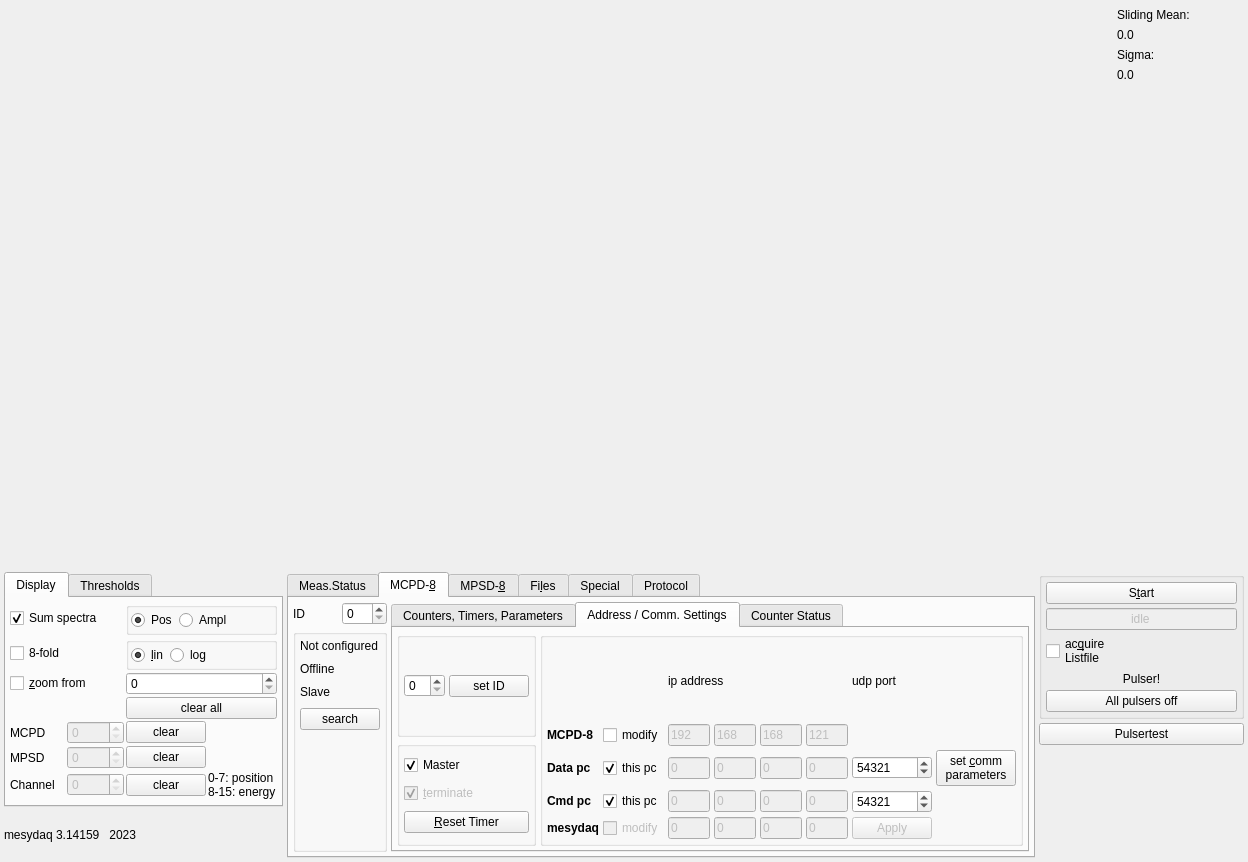
Above: src/mainwidget.ui from flueke/mesydaq2 before the change. Below: the same form after it.
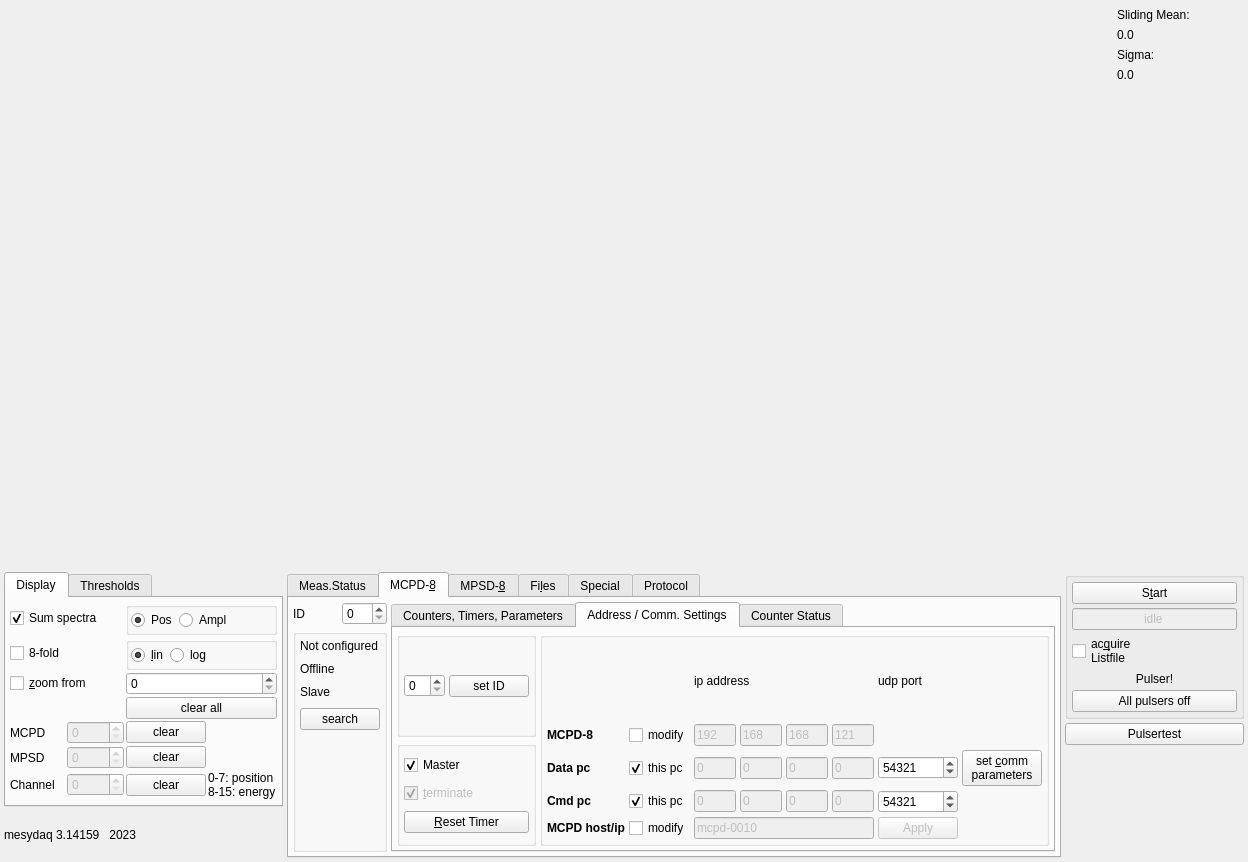
That is the form after the change. The open tabs and pages were chosen to show the change.

Commit message: hack in hostname lookups for the MCPD (untested)

Patch:
```diff
--- a/src/mainwidget.ui
+++ b/src/mainwidget.ui
@@ -2251,7 +2251,7 @@
                 <item row="4" column="0">
                  <widget class="QLabel" name="textLabel1_3_2_2_2_2">
                   <property name="text">
-                   <string>&lt;b&gt;mesydaq&lt;/b&gt;</string>
+                   <string>&lt;html&gt;&lt;head/&gt;&lt;body&gt;&lt;p&gt;&lt;span style=&quot; font-weight:600;&quot;&gt;MCPD host/ip&lt;/span&gt;&lt;/p&gt;&lt;/body&gt;&lt;/html&gt;</string>
                   </property>
                   <property name="wordWrap">
                    <bool>false</bool>
@@ -2261,7 +2261,7 @@
                 <item row="4" column="1">
                  <widget class="QCheckBox" name="modifyMIp">
                   <property name="enabled">
-                   <bool>false</bool>
+                   <bool>true</bool>
                   </property>
                   <property name="text">
                    <string>modify</string>
@@ -2271,70 +2271,6 @@
                   </property>
                  </widget>
                 </item>
-                <item row="4" column="2">
-                 <widget class="QLineEdit" name="mIpAddress0">
-                  <property name="enabled">
-                   <bool>false</bool>
-                  </property>
-                  <property name="maximumSize">
-                   <size>
-                    <width>42</width>
-                    <height>16777215</height>
-                   </size>
-                  </property>
-                  <property name="text">
-                   <string>0</string>
-                  </property>
-                 </widget>
-                </item>
-                <item row="4" column="3">
-                 <widget class="QLineEdit" name="mIpAddress1">
-                  <property name="enabled">
-                   <bool>false</bool>
-                  </property>
-                  <property name="maximumSize">
-                   <size>
-                    <width>42</width>
-                    <height>16777215</height>
-                   </size>
-                  </property>
-                  <property name="text">
-                   <string>0</string>
-                  </property>
-                 </widget>
-                </item>
-                <item row="4" column="4">
-                 <widget class="QLineEdit" name="mIpAddress2">
-                  <property name="enabled">
-                   <bool>false</bool>
-                  </property>
-                  <property name="maximumSize">
-                   <size>
-                    <width>42</width>
-                    <height>16777215</height>
-                   </size>
-                  </property>
-                  <property name="text">
-                   <string>0</string>
-                  </property>
-                 </widget>
-                </item>
-                <item row="4" column="5">
-                 <widget class="QLineEdit" name="mIpAddress3">
-                  <property name="enabled">
-                   <bool>false</bool>
-                  </property>
-                  <property name="maximumSize">
-                   <size>
-                    <width>42</width>
-                    <height>16777215</height>
-                   </size>
-                  </property>
-                  <property name="text">
-                   <string>0</string>
-                  </property>
-                 </widget>
-                </item>
                 <item row="4" column="6">
                  <widget class="QPushButton" name="applyMIp">
                   <property name="enabled">
@@ -2351,6 +2287,16 @@
                   </property>
                  </widget>
                 </item>
+                <item row="4" column="2" colspan="4">
+                 <widget class="QLineEdit" name="mcpdHostAddress">
+                  <property name="enabled">
+                   <bool>false</bool>
+                  </property>
+                  <property name="text">
+                   <string>mcpd-0010</string>
+                  </property>
+                 </widget>
+                </item>
                </layout>
               </widget>
              </item>
```
The commit also changes 2 other files.
